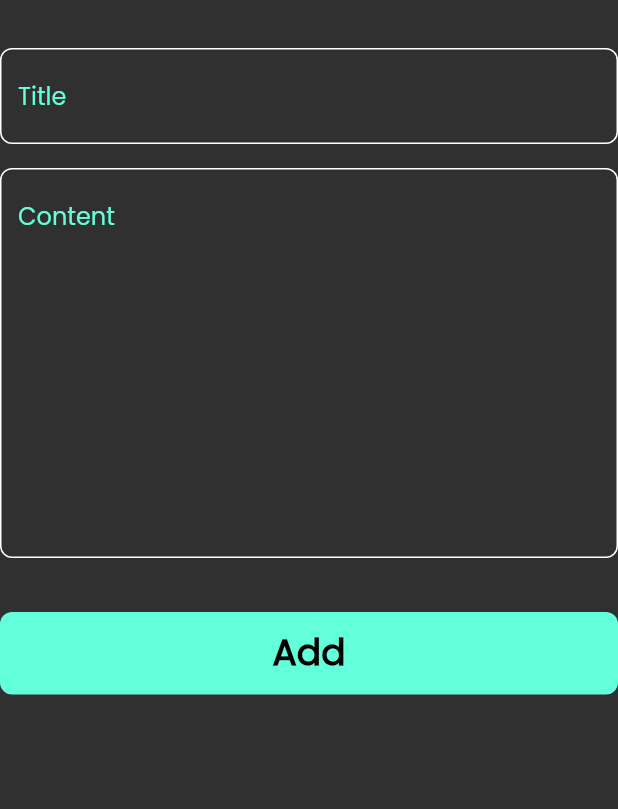
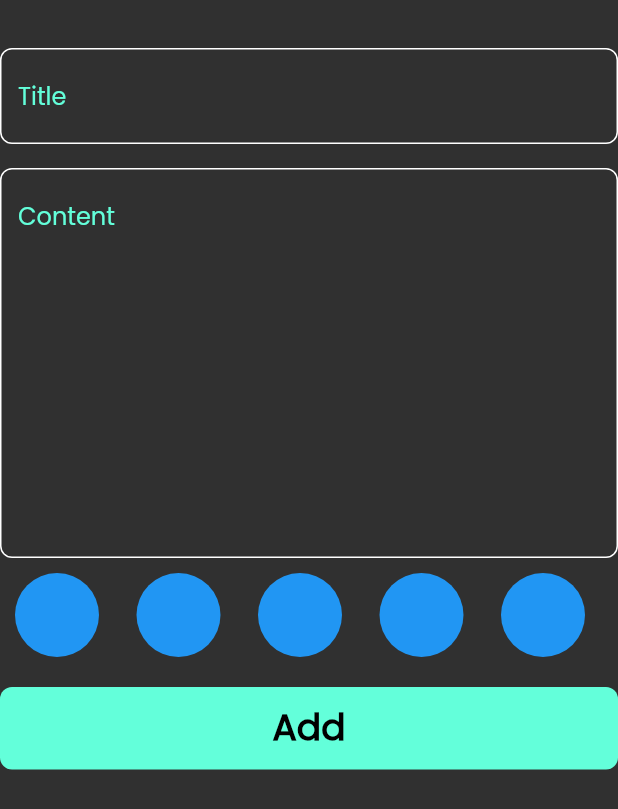
Before and after one commit to Abdullah-Balasmeh/note_app, a Flutter app: the AddNoteForm widget shown alone on an empty page, opened directly, on a phone screen of 412 x 824 dp. Shown: the top 809 px of the screen. Run offline on Flutter 3.47's test engine with Material 3 defaults, Android fonts, the phone set to English and light mode, and no system bars; our stand-ins replace bloc, flutter_bloc, hive, hive_flutter; accounts and stored records are empty.

Commit message:
create color list

```diff
--- a/lib/widget/add_note_form.dart
+++ b/lib/widget/add_note_form.dart
@@ -3,6 +3,7 @@ import 'package:flutter_bloc/flutter_bloc.dart';
 import 'package:intl/intl.dart';
 import 'package:notesapp/cubits/add_note_cubit/add_note_cubit.dart';
 import 'package:notesapp/model/note_model.dart';
+import 'package:notesapp/widget/color_list_view.dart';
 import 'package:notesapp/widget/custom_button.dart';
 import 'package:notesapp/widget/custom_textfield.dart';
 
@@ -42,7 +43,8 @@ class _AddNoteFormState extends State<AddNoteForm> {
             hint: 'Content',
             maxLine: 10,
           ),
-          const SizedBox(height: 36),
+          const ColorItemListView(),
+          const SizedBox(height: 10),
           BlocBuilder<AddNoteCubit, AddNoteCubitState>(
             builder: (context, state) {
               return CustomButton(
--- /dev/null
+++ b/lib/widget/color_list_view.dart
@@ -0,0 +1,34 @@
+import 'package:flutter/material.dart';
+
+class ColorItem extends StatelessWidget {
+  const ColorItem({super.key});
+
+  @override
+  Widget build(BuildContext context) {
+    return const CircleAvatar(
+      radius: 38,
+      backgroundColor: Colors.blue,
+    );
+  }
+}
+
+class ColorItemListView extends StatelessWidget {
+  const ColorItemListView({super.key});
+
+  @override
+  Widget build(BuildContext context) {
+    return SizedBox(
+      height: 38 * 2,
+      child: ListView.builder(
+        itemCount: 5,
+        scrollDirection: Axis.horizontal,
+        itemBuilder: (context, index) {
+          return const Padding(
+            padding: EdgeInsets.only(top: 10, bottom: 10, right: 5),
+            child: ColorItem(),
+          );
+        },
+      ),
+    );
+  }
+}
```
